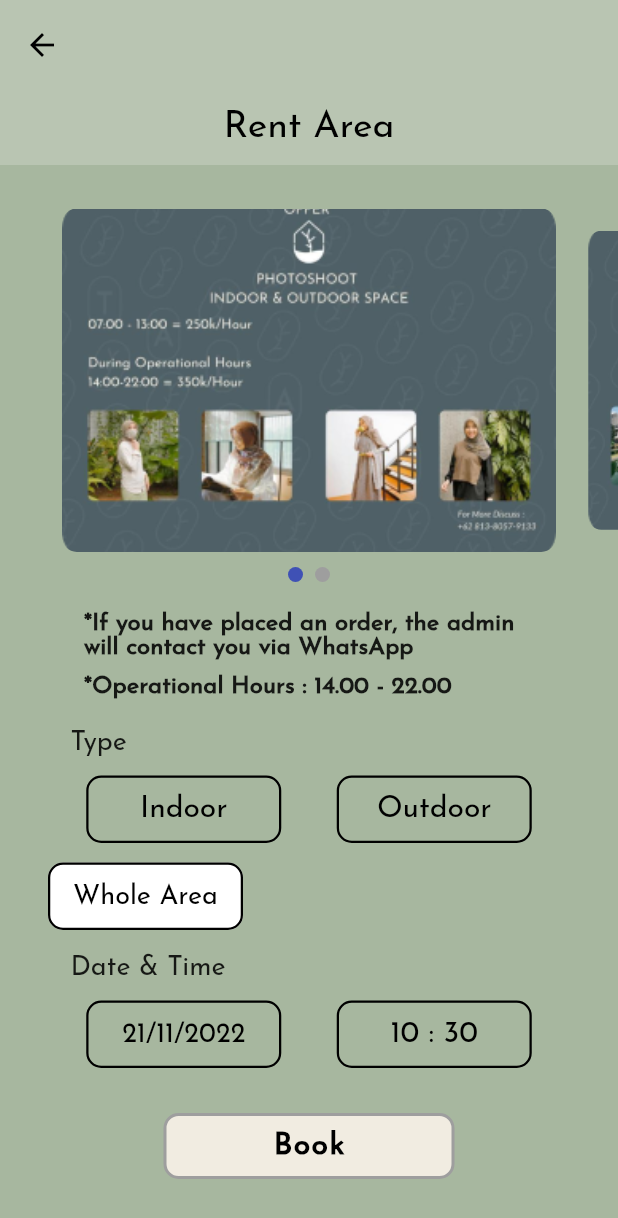
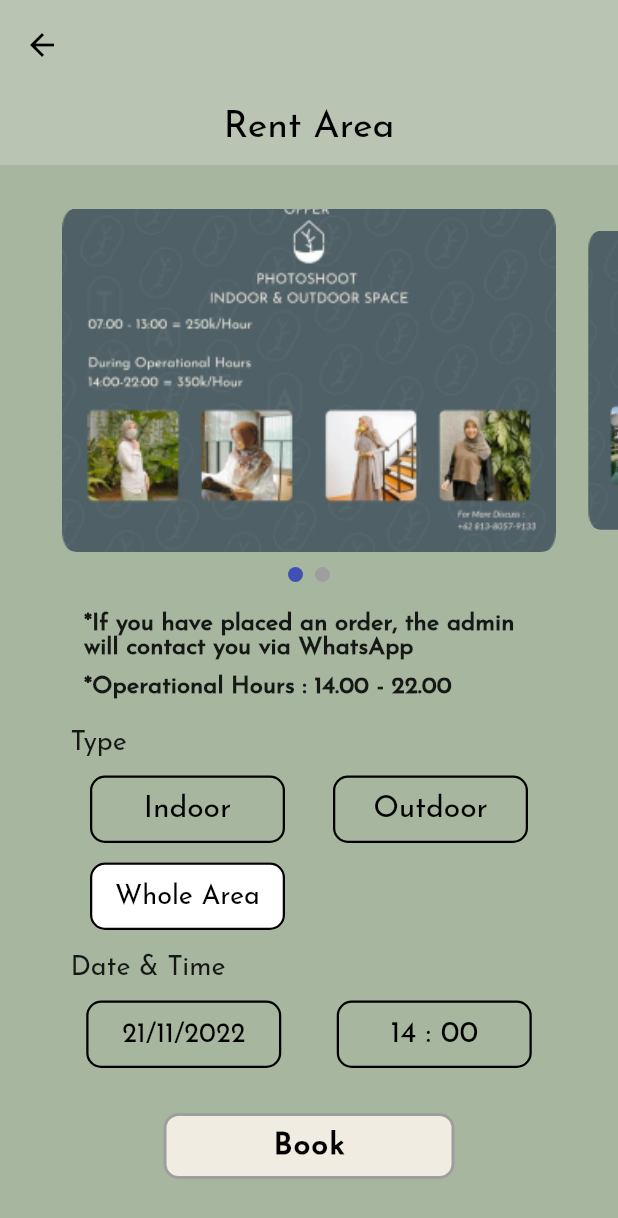
Before and after one commit to hilalhaniefam/talanoa_app, a Flutter app: the UserRentPage screen opened directly, after a tap on "Whole Area", on a phone screen of 412 x 824 dp. Shown: the top 1218 px of the screen. Run offline on Flutter 3.47's test engine with Material 2 defaults, Android fonts, the phone set to English and light mode, and no system bars; drawn by our look-alikes of carousel_slider, smooth_page_indicator; our stand-ins replace dio, dotted_border, email_validator, flutter_progress_hud, image_picker, pinput and 2 more; accounts and stored records are empty.

Commit message:
add some detail

```diff
--- a/lib/pages/admin/menu_data/addmenu_page.dart
+++ b/lib/pages/admin/menu_data/addmenu_page.dart
@@ -102,6 +102,7 @@ class _AddMenuState extends State<AddMenu> {
           imageFile = null;
           formValue['productName'].clear();
           formValue['description'].clear();
+          chooseCategory(null);
         });
       } else {
         ScaffoldMessenger.of(context)
--- a/lib/pages/admin/menu_data/menudata_page.dart
+++ b/lib/pages/admin/menu_data/menudata_page.dart
@@ -30,7 +30,7 @@ class _MenudataState extends State<Menudata> {
                     const EdgeInsets.symmetric(horizontal: 45.0, vertical: 47),
                 child: Column(children: [
                   Row(
-                      mainAxisAlignment: MainAxisAlignment.spaceBetween,
+                      mainAxisAlignment: MainAxisAlignment.spaceAround,
                       children: [
                         Column(
                           mainAxisAlignment: MainAxisAlignment.start,
--- a/lib/pages/user/user_page.dart
+++ b/lib/pages/user/user_page.dart
@@ -167,7 +167,7 @@ class _UserPageState extends State<UserPage> {
                                 textAlign: TextAlign.center,
                                 style: TextStyle(
                                   fontFamily: 'Josefin Sans',
-                                  fontSize: 19,
+                                  fontSize: 17,
                                   color: Colors.black,
                                   fontWeight: FontWeight.w400,
                                 ),
--- a/lib/pages/user/user_rent.dart
+++ b/lib/pages/user/user_rent.dart
@@ -30,6 +30,12 @@ class _UserReservationPageState extends State<UserRentPage> {
     setState(() {
       formValue = {...formValue, 'type': type};
     });
+  }
+
+  @override
+  void initState() {
+    selectedTime = firstTime;
+    super.initState();
   }
 
   DateTime selectedDate = DateTime.now().add(const Duration(days: 1));
@@ -71,11 +77,6 @@ class _UserReservationPageState extends State<UserRentPage> {
         selectedTime = firstTime;
       });
     }
-    // else {
-    //   setState(() {
-    //     selectedTime = pickedTime;
-    //   });
-    // }
   }
 
   void addRent(String type, String date, String time) async {
@@ -102,6 +103,9 @@ class _UserReservationPageState extends State<UserRentPage> {
             'rentAreaData', jsonEncode(data['payload']));
         ScaffoldMessenger.of(context)
             .showSnackBar(CustomSnackbar(data['message'].toString()));
+        setState(() {
+          chooseType(null);
+        });
       } else {
         if (data['message'].isNotEmpty) {
           throw data['message'];
@@ -209,9 +213,10 @@ class _UserReservationPageState extends State<UserRentPage> {
                         Row(
                           mainAxisAlignment: MainAxisAlignment.center,
                           children: [
+                            Column(
+                              children: [
                                 Padding(
-                                padding:
-                                    const EdgeInsets.only(top: 13, right: 5),
+                                    padding: const EdgeInsets.only(top: 13),
                                     child: SizedBox(
                                         width: 130,
                                         height: 45,
@@ -219,7 +224,8 @@ class _UserReservationPageState extends State<UserRentPage> {
                                           style: ButtonStyle(
                                             backgroundColor:
                                                 MaterialStateProperty.all(
-                                                setTypeButtonColor('Indoor')),
+                                                    setTypeButtonColor(
+                                                        'Indoor')),
                                             side: MaterialStateProperty.all(
                                                 const BorderSide(
                                                     color: Colors.black,
@@ -242,8 +248,7 @@ class _UserReservationPageState extends State<UserRentPage> {
                                           ),
                                         ))),
                                 Padding(
-                                padding:
-                                    const EdgeInsets.only(top: 13, left: 32),
+                                    padding: const EdgeInsets.only(top: 13),
                                     child: SizedBox(
                                         width: 130,
                                         height: 45,
@@ -251,7 +256,48 @@ class _UserReservationPageState extends State<UserRentPage> {
                                           style: ButtonStyle(
                                             backgroundColor:
                                                 MaterialStateProperty.all(
-                                                setTypeButtonColor('Outdoor')),
+                                                    setTypeButtonColor(
+                                                        'Whole Area')),
+                                            side: MaterialStateProperty.all(
+                                                const BorderSide(
+                                                    color: Colors.black,
+                                                    width: 1.5)),
+                                            shape: MaterialStateProperty.all(
+                                                RoundedRectangleBorder(
+                                                    borderRadius:
+                                                        BorderRadius.circular(
+                                                            10.0))),
+                                          ),
+                                          onPressed: () {
+                                            chooseType('Whole Area');
+                                          },
+                                          child: const Text(
+                                            'Whole Area',
+                                            textAlign: TextAlign.center,
+                                            style: TextStyle(
+                                                fontFamily: 'Josefin Sans',
+                                                fontSize: 18,
+                                                color: Colors.black),
+                                          ),
+                                        ))),
+                              ],
+                            ),
+                            Column(
+                              children: [
+                                Padding(
+                                    padding: const EdgeInsets.only(
+                                        left: 32, top: 13),
+                                    child: Align(
+                                      alignment: Alignment.topCenter,
+                                      child: SizedBox(
+                                          width: 130,
+                                          height: 45,
+                                          child: OutlinedButton(
+                                            style: ButtonStyle(
+                                              backgroundColor:
+                                                  MaterialStateProperty.all(
+                                                      setTypeButtonColor(
+                                                          'Outdoor')),
                                               side: MaterialStateProperty.all(
                                                   const BorderSide(
                                                       color: Colors.black,
@@ -272,42 +318,18 @@ class _UserReservationPageState extends State<UserRentPage> {
                                                   fontSize: 20,
                                                   color: Colors.black),
                                             ),
-                                    ))),
-                          ],
-                        ),
-                        Padding(
-                            padding: const EdgeInsets.only(top: 13, left: 32),
-                            child: Align(
-                              alignment: Alignment.centerLeft,
+                                          )),
+                                    )),
+                                const Padding(
+                                    padding: EdgeInsets.only(left: 32, top: 13),
                                     child: SizedBox(
                                       width: 130,
                                       height: 45,
-                                  child: OutlinedButton(
-                                    style: ButtonStyle(
-                                      backgroundColor:
-                                          MaterialStateProperty.all(
-                                              setTypeButtonColor('Whole Area')),
-                                      side: MaterialStateProperty.all(
-                                          const BorderSide(
-                                              color: Colors.black, width: 1.5)),
-                                      shape: MaterialStateProperty.all(
-                                          RoundedRectangleBorder(
-                                              borderRadius:
-                                                  BorderRadius.circular(10.0))),
+                                    )),
+                              ],
                             ),
-                                    onPressed: () {
-                                      chooseType('Whole Area');
-                                    },
-                                    child: const Text(
-                                      'Whole Area',
-                                      textAlign: TextAlign.center,
-                                      style: TextStyle(
-                                          fontFamily: 'Josefin Sans',
-                                          fontSize: 18,
-                                          color: Colors.black),
+                          ],
                         ),
-                                  )),
-                            )),
                         const Padding(
                             padding: EdgeInsets.only(top: 16, left: 47),
                             child: Align(
--- a/lib/widgets/admin/menu_button.dart
+++ b/lib/widgets/admin/menu_button.dart
@@ -30,7 +30,7 @@ Widget buildMenuCategories({
         Align(
             alignment: Alignment.center,
             child: SizedBox(
-              width: 120,
+              width: 125,
               height: 80,
               child: ElevatedButton(
                   onPressed: onClicked,
@@ -39,7 +39,7 @@ Widget buildMenuCategories({
                     textAlign: TextAlign.center,
                     style: const TextStyle(
                       fontFamily: 'Josefin Sans',
-                      fontSize: 21,
+                      fontSize: 19,
                       color: Colors.black,
                       fontWeight: FontWeight.w400,
                     ),
```
Also changed, not shown: lib/pages/user/user_res.dart (+11 -1 lines). Lines whose indentation alone changed are shown as unchanged.
